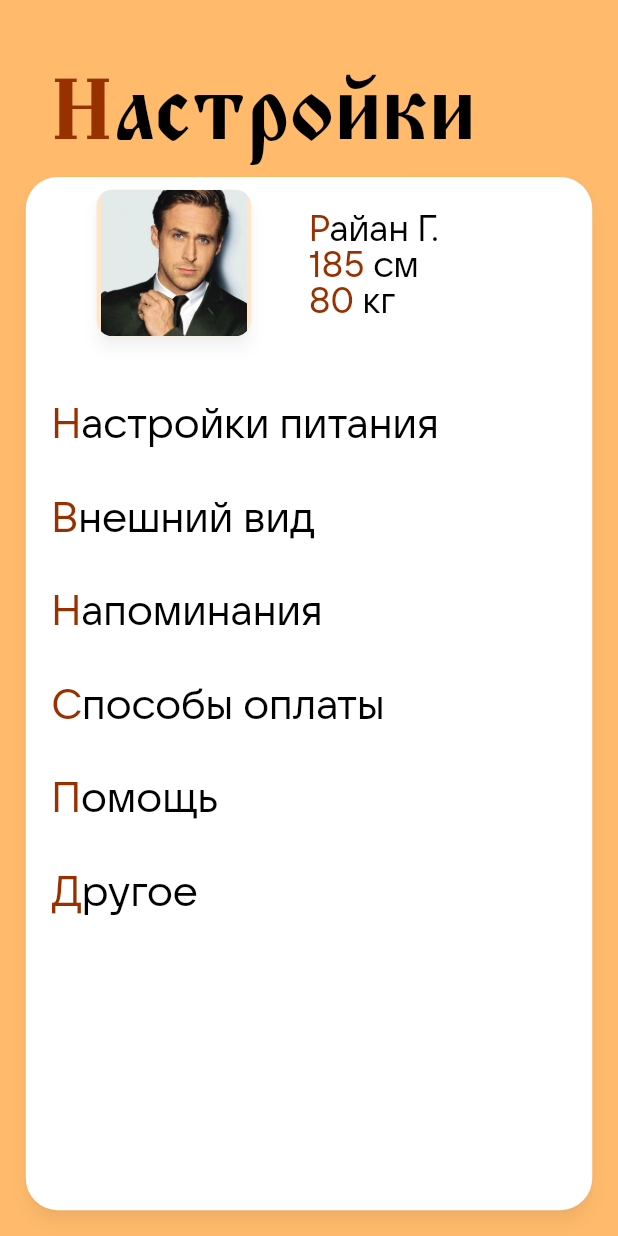
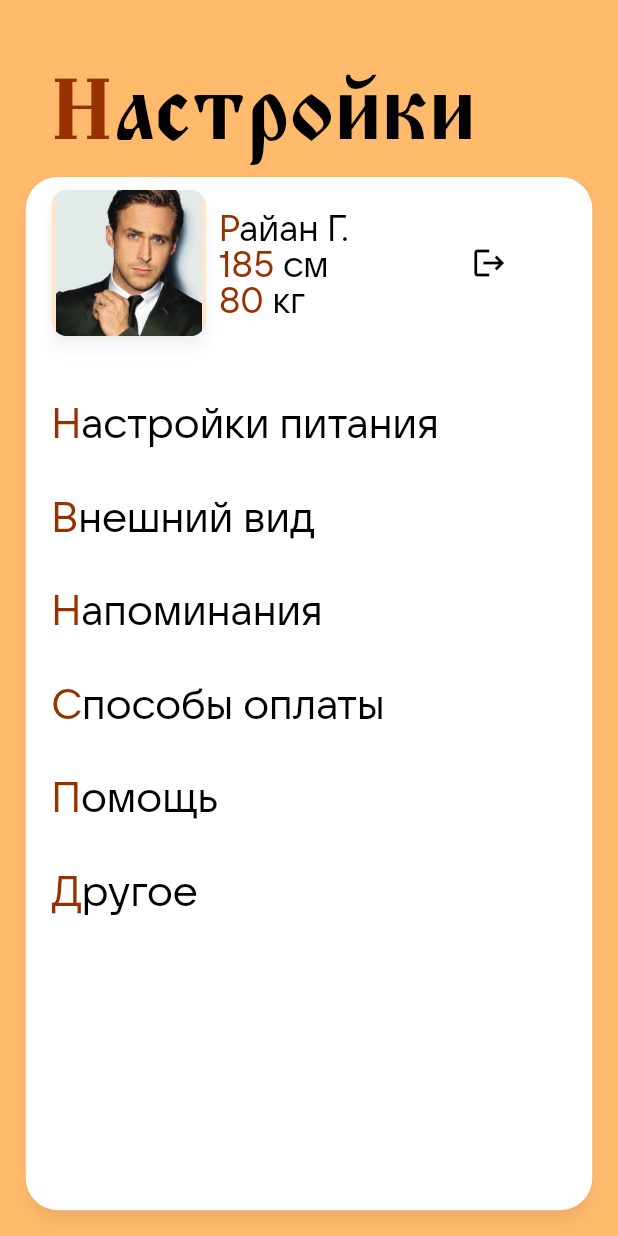
Before and after one commit to spbu-math-cs/zakroma, a Flutter app: the SettingsPage screen opened directly, on a phone screen of 412 x 824 dp. Run offline on Flutter 3.47's test engine with Material 3 defaults, Android fonts, the phone set to English and light mode, and no system bars; our stand-ins replace dotted_border, email_validator, flutter_riverpod, shared_preferences, wtf_sliding_sheet; missing offline and left inert: external_app_launcher; accounts and stored records are empty.

Commit message:
feat: add logout

```diff
--- a/lib/pages/settings_page.dart
+++ b/lib/pages/settings_page.dart
@@ -1,8 +1,10 @@
 import 'package:flutter/material.dart';
 import 'package:flutter_riverpod/flutter_riverpod.dart';
+import 'package:shared_preferences/shared_preferences.dart';
 import 'package:zakroma_frontend/utility/custom_scaffold.dart';
 
 import '../constants.dart';
+import '../main.dart';
 import '../utility/flat_list.dart';
 import '../utility/rr_surface.dart';
 import '../utility/styled_headline.dart';
@@ -46,8 +48,7 @@ class _SettingsPageState extends ConsumerState<SettingsPage> {
                   child: Row(
                     children: [
                       Expanded(
-                          child: LayoutBuilder(builder: (context, constraints) {
-                        return Padding(
+                          child: Padding(
                         padding: EdgeInsets.zero,
                         child: Center(
                           child: Material(
@@ -63,8 +64,7 @@ class _SettingsPageState extends ConsumerState<SettingsPage> {
                             ),
                           ),
                         ),
-                        );
-                      })),
+                      )),
                       Expanded(
                           child: Align(
                         alignment: Alignment.centerLeft,
@@ -88,7 +88,21 @@ class _SettingsPageState extends ConsumerState<SettingsPage> {
                             ),
                           ],
                         ),
-                      ))
+                      )),
+                      Expanded(
+                          child: IconButton(
+                              onPressed: () async {
+                                final prefs =
+                                    await SharedPreferences.getInstance();
+                                prefs.setBool('isAuthorized', false);
+                                if (!context.mounted) return;
+                                Navigator.of(context).push(MaterialPageRoute(
+                                    builder: (context) => const Zakroma()));
+                              },
+                              icon: Icon(
+                                Icons.logout,
+                                color: Theme.of(context).colorScheme.onSurface,
+                              ))),
                     ],
                   ),
                 )),
```
Lines whose indentation alone changed are shown as unchanged.
